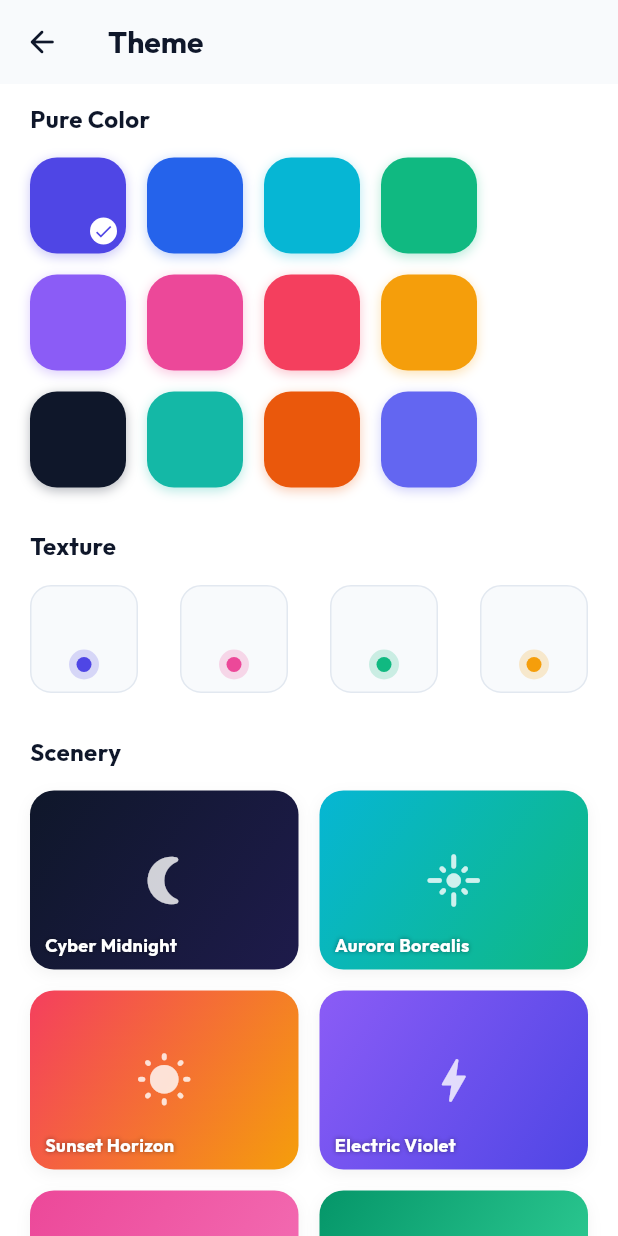
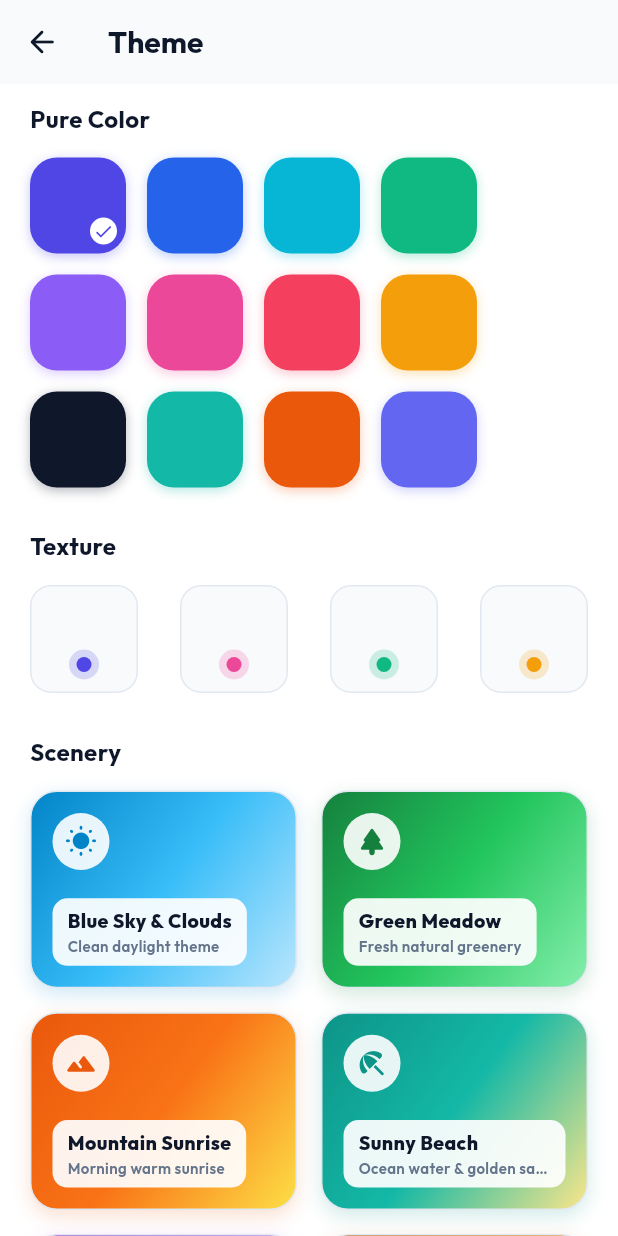
Before and after one commit to rbcimportandexport/task-master-web, a Flutter app: the ThemeScreen screen opened directly, on a phone screen of 412 x 824 dp. Run offline on Flutter 3.47's test engine with Material 3 defaults, Android fonts, the phone set to English and light mode, and no system bars; our stand-ins replace cloud_firestore, csv, firebase_auth, firebase_core, firebase_messaging, flutter_local_notifications and 7 more; missing offline and left inert: dart:html, dart:js_interop; accounts and stored records are empty.

Commit message:
Update clean natural themes and release bundle

```diff
--- a/lib/screens/theme_screen.dart
+++ b/lib/screens/theme_screen.dart
@@ -49,34 +49,40 @@ class _ThemeScreenState extends State<ThemeScreen> {
 
   final List<Map<String, dynamic>> _sceneryThemes = const [
     {
-      'title': 'Cyber Midnight',
-      'colors': [Color(0xFF0F172A), Color(0xFF1E1B4B)],
-      'icon': Icons.nightlight_round,
-    },
-    {
-      'title': 'Aurora Borealis',
-      'colors': [Color(0xFF06B6D4), Color(0xFF10B981)],
-      'icon': Icons.flare_rounded,
-    },
-    {
-      'title': 'Sunset Horizon',
-      'colors': [Color(0xFFF43F5E), Color(0xFFF59E0B)],
+      'title': 'Blue Sky & Clouds',
+      'subtitle': 'Clean daylight theme',
+      'colors': [Color(0xFF0284C7), Color(0xFF38BDF8), Color(0xFFBAE6FD)],
       'icon': Icons.wb_sunny_rounded,
     },
     {
-      'title': 'Electric Violet',
-      'colors': [Color(0xFF8B5CF6), Color(0xFF4F46E5)],
-      'icon': Icons.bolt_rounded,
+      'title': 'Green Meadow',
+      'subtitle': 'Fresh natural greenery',
+      'colors': [Color(0xFF15803D), Color(0xFF22C55E), Color(0xFF86EFAC)],
+      'icon': Icons.park_rounded,
     },
     {
-      'title': 'Cherry Blossom',
-      'colors': [Color(0xFFEC4899), Color(0xFFF472B6)],
+      'title': 'Mountain Sunrise',
+      'subtitle': 'Morning warm sunrise',
+      'colors': [Color(0xFFEA580C), Color(0xFFF97316), Color(0xFFFDE047)],
+      'icon': Icons.landscape_rounded,
+    },
+    {
+      'title': 'Sunny Beach',
+      'subtitle': 'Ocean water & golden sand',
+      'colors': [Color(0xFF0D9488), Color(0xFF14B8A6), Color(0xFFFDE68A)],
+      'icon': Icons.beach_access_rounded,
+    },
+    {
+      'title': 'Lavender Valley',
+      'subtitle': 'Soft floral purple fields',
+      'colors': [Color(0xFF7E22CE), Color(0xFFA855F7), Color(0xFFE9D5FF)],
       'icon': Icons.local_florist_rounded,
     },
     {
-      'title': 'Emerald Rainforest',
-      'colors': [Color(0xFF059669), Color(0xFF34D399)],
-      'icon': Icons.park_rounded,
+      'title': 'Golden Autumn',
+      'subtitle': 'Warm maple forest',
+      'colors': [Color(0xFFB45309), Color(0xFFD97706), Color(0xFFFED7AA)],
+      'icon': Icons.eco_rounded,
     },
   ];
 
@@ -244,20 +250,21 @@ class _ThemeScreenState extends State<ThemeScreen> {
           ),
           const SizedBox(height: 14),
 
-          // Scenery Cards Grid
+          // Scenery Cards Grid (Rich Photographic Artwork Cards)
           GridView.builder(
             shrinkWrap: true,
             physics: const NeverScrollableScrollPhysics(),
             itemCount: _sceneryThemes.length,
             gridDelegate: const SliverGridDelegateWithFixedCrossAxisCount(
               crossAxisCount: 2,
-              crossAxisSpacing: 14,
-              mainAxisSpacing: 14,
-              childAspectRatio: 1.5,
+              crossAxisSpacing: 16,
+              mainAxisSpacing: 16,
+              childAspectRatio: 1.35,
             ),
             itemBuilder: (context, index) {
               final scene = _sceneryThemes[index];
               final isSelected = _selectedSceneryIndex == index;
+              final colors = scene['colors'] as List<Color>;
 
               return InkWell(
                 onTap: () {
@@ -266,55 +273,96 @@ class _ThemeScreenState extends State<ThemeScreen> {
                     _selectedColorIndex = -1;
                     _selectedTextureIndex = null;
                   });
-                  final primaryColor = (scene['colors'] as List<Color>).first;
+                  final primaryColor = colors[1];
                   taskProvider.setThemeColor(primaryColor);
                   ScaffoldMessenger.of(context).showSnackBar(
-                    SnackBar(content: Text('${scene['title']} Wallpaper Theme Applied!')),
+                    SnackBar(
+                      content: Text('✨ ${scene['title']} Wallpaper Theme Applied!'),
+                      behavior: SnackBarBehavior.floating,
+                      shape: RoundedRectangleBorder(borderRadius: BorderRadius.circular(12)),
+                    ),
                   );
                 },
-                borderRadius: BorderRadius.circular(16),
+                borderRadius: BorderRadius.circular(20),
                 child: Container(
                   decoration: BoxDecoration(
                     gradient: LinearGradient(
-                      colors: scene['colors'] as List<Color>,
+                      colors: colors,
                       begin: Alignment.topLeft,
                       end: Alignment.bottomRight,
                     ),
-                    borderRadius: BorderRadius.circular(16),
+                    borderRadius: BorderRadius.circular(18),
                     border: Border.all(
-                      color: isSelected ? AppTheme.primaryBlue : Colors.transparent,
-                      width: isSelected ? 2.5 : 0,
+                      color: isSelected ? AppTheme.primaryBlue : const Color(0xFFE2E8F0),
+                      width: isSelected ? 3.0 : 1.0,
                     ),
                     boxShadow: [
                       BoxShadow(
-                        color: Colors.black.withValues(alpha: 0.05),
-                        blurRadius: 8,
-                        offset: const Offset(0, 3),
+                        color: colors.first.withValues(alpha: 0.18),
+                        blurRadius: 10,
+                        offset: const Offset(0, 4),
                       ),
                     ],
                   ),
-                  child: Stack(
+                  padding: const EdgeInsets.all(14),
+                  child: Column(
+                    crossAxisAlignment: CrossAxisAlignment.start,
+                    mainAxisAlignment: MainAxisAlignment.spaceBetween,
                     children: [
-                      Center(
+                      Row(
+                        mainAxisAlignment: MainAxisAlignment.spaceBetween,
+                        children: [
+                          Container(
+                            padding: const EdgeInsets.all(8),
+                            decoration: BoxDecoration(
+                              color: Colors.white.withValues(alpha: 0.9),
+                              shape: BoxShape.circle,
+                            ),
                             child: Icon(
                               scene['icon'] as IconData,
-                          size: 38,
-                          color: Colors.white.withValues(alpha: 0.8),
+                              size: 22,
+                              color: colors.first,
                             ),
                           ),
-                      Positioned(
-                        bottom: 8,
-                        left: 10,
-                        child: Text(
+                          if (isSelected)
+                            Container(
+                              padding: const EdgeInsets.all(4),
+                              decoration: const BoxDecoration(
+                                color: Colors.white,
+                                shape: BoxShape.circle,
+                              ),
+                              child: const Icon(Icons.check, size: 16, color: AppTheme.primaryBlue),
+                            ),
+                        ],
+                      ),
+                      Container(
+                        padding: const EdgeInsets.symmetric(horizontal: 10, vertical: 6),
+                        decoration: BoxDecoration(
+                          color: Colors.white.withValues(alpha: 0.92),
+                          borderRadius: BorderRadius.circular(10),
+                        ),
+                        child: Column(
+                          crossAxisAlignment: CrossAxisAlignment.start,
+                          children: [
+                            Text(
                               scene['title'] as String,
                               style: const TextStyle(
-                            color: Colors.white,
-                            fontSize: 12,
-                            fontWeight: FontWeight.bold,
-                            shadows: [
-                              Shadow(blurRadius: 4, color: Colors.black45),
+                                color: Color(0xFF0F172A),
+                                fontSize: 13,
+                                fontWeight: FontWeight.w800,
+                              ),
+                            ),
+                            Text(
+                              scene['subtitle'] as String,
+                              style: const TextStyle(
+                                color: Color(0xFF64748B),
+                                fontSize: 10,
+                                fontWeight: FontWeight.w600,
+                              ),
+                              maxLines: 1,
+                              overflow: TextOverflow.ellipsis,
+                            ),
                           ],
-                          ),
                         ),
                       ),
                     ],
@@ -323,7 +371,6 @@ class _ThemeScreenState extends State<ThemeScreen> {
               );
             },
           ),
-
           const SizedBox(height: 32),
         ],
       ),
```
Also changed, not shown: 3 other files. Lines whose indentation alone changed are shown as unchanged.
